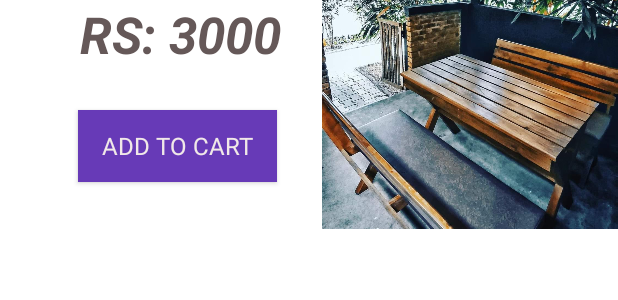
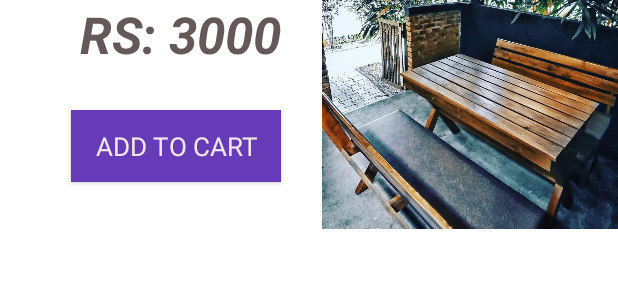
Before and after one commit to PasinduPerera10/MAD-Project-App-Runners, an Android app: the layout activity_barmenupage1.xml on its own in the app's theme, with its tools: preview values and no code run, on a phone screen of 412 x 824 dp. Shown: the part 217-517 px from the top of the screen. Run offline under Robolectric (Android 15) with nearby library versions, the phone set to English and light mode, and no system bars.

Commit message:
Second commit pamindu

```diff
--- a/app/src/main/res/layout/activity_barmenupage1.xml
+++ b/app/src/main/res/layout/activity_barmenupage1.xml
@@ -77,7 +77,7 @@
         android:text="ADD TO CART"
         android:textAppearance="@style/TextAppearance.AppCompat.Display1"
         android:textColor="#F1E8E8"
-        android:textSize="16sp"
+        android:textSize="17sp"
         app:backgroundTint="#673AB7"
         app:layout_constraintEnd_toStartOf="@+id/imageView2"
         app:layout_constraintHorizontal_bias="0.636"
```
